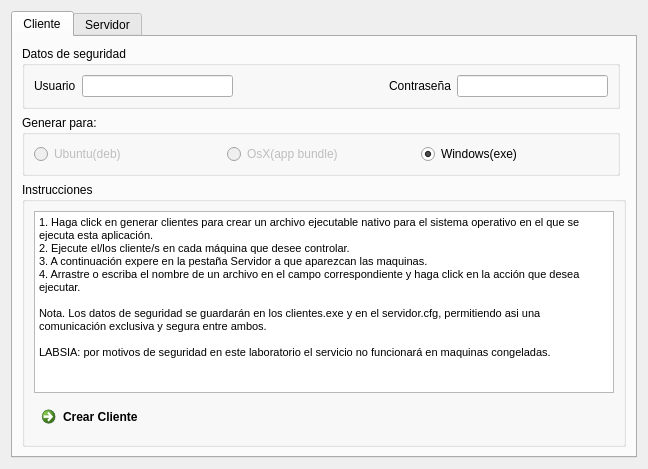
First picture: the form in mainWindow.ui, repository grillermo/Jefe-Remoto, before the edit.
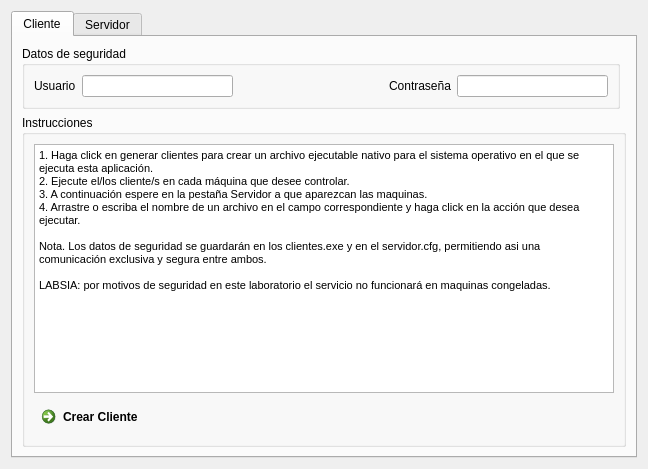
Second picture: the form after the edit. The open tabs and pages were chosen to show the change. Icons and pictures are not drawn.

```diff
--- a/mainWindow.ui
+++ b/mainWindow.ui
@@ -84,77 +84,7 @@
          </layout>
         </widget>
        </item>
-       <item row="1" column="0">
-        <widget class="QGroupBox" name="groupBox_2">
-         <property name="title">
-          <string>Generar para:</string>
-         </property>
-         <layout class="QGridLayout" name="gridLayout_3">
-          <item row="0" column="0">
-           <layout class="QHBoxLayout" name="horizontalLayout">
-            <item>
-             <widget class="QRadioButton" name="ubuntuChoice">
-              <property name="enabled">
-               <bool>false</bool>
-              </property>
-              <property name="focusPolicy">
-               <enum>Qt::NoFocus</enum>
-              </property>
-              <property name="toolTip">
-               <string>Solo disponible al correr esta aplicación Ubuntu</string>
-              </property>
-              <property name="text">
-               <string>Ubuntu(deb)</string>
-              </property>
-             </widget>
-            </item>
-            <item>
-             <widget class="QRadioButton" name="osxChoice">
-              <property name="enabled">
-               <bool>false</bool>
-              </property>
-              <property name="focusPolicy">
-               <enum>Qt::NoFocus</enum>
-              </property>
-              <property name="toolTip">
-               <string>Solo disponible al correr esta aplicación OsX</string>
-              </property>
-              <property name="text">
-               <string>OsX(app bundle)</string>
-              </property>
-             </widget>
-            </item>
-            <item>
-             <widget class="QRadioButton" name="windowsChoice">
-              <property name="enabled">
-               <bool>true</bool>
-              </property>
-              <property name="focusPolicy">
-               <enum>Qt::NoFocus</enum>
-              </property>
-              <property name="toolTip">
-               <string>Solo disponible al correr esta aplicación Windows</string>
-              </property>
-              <property name="text">
-               <string>Windows(exe)</string>
-              </property>
-              <property name="iconSize">
-               <size>
-                <width>16</width>
-                <height>16</height>
-               </size>
-              </property>
-              <property name="checked">
-               <bool>true</bool>
-              </property>
-             </widget>
-            </item>
-           </layout>
-          </item>
-         </layout>
-        </widget>
-       </item>
-       <item row="2" column="0" colspan="2">
+       <item row="1" column="0" colspan="2">
         <widget class="QGroupBox" name="groupBox_3">
          <property name="enabled">
           <bool>true</bool>
@@ -187,7 +117,7 @@
 &lt;/style&gt;&lt;/head&gt;&lt;body style=&quot; font-family:'MS Shell Dlg 2'; font-size:8.25pt; font-weight:400; font-style:normal;&quot;&gt;
 &lt;p style=&quot; margin-top:0px; margin-bottom:0px; margin-left:0px; margin-right:0px; -qt-block-indent:0; text-indent:0px;&quot;&gt;&lt;span style=&quot; font-size:8pt;&quot;&gt;1. Haga click en generar clientes para crear un archivo ejecutable nativo para el sistema operativo en el que se ejecuta esta aplicación.&lt;/span&gt;&lt;/p&gt;
 &lt;p style=&quot; margin-top:0px; margin-bottom:0px; margin-left:0px; margin-right:0px; -qt-block-indent:0; text-indent:0px;&quot;&gt;&lt;span style=&quot; font-size:8pt;&quot;&gt;2. Ejecute el/los cliente/s en cada máquina que desee controlar.&lt;/span&gt;&lt;/p&gt;
-&lt;p style=&quot; margin-top:0px; margin-bottom:0px; margin-left:0px; margin-right:0px; -qt-block-indent:0; text-indent:0px;&quot;&gt;&lt;span style=&quot; font-size:8pt;&quot;&gt;3. A continuación expere en la pestaña Servidor a que aparezcan las maquinas.&lt;/span&gt;&lt;/p&gt;
+&lt;p style=&quot; margin-top:0px; margin-bottom:0px; margin-left:0px; margin-right:0px; -qt-block-indent:0; text-indent:0px;&quot;&gt;&lt;span style=&quot; font-size:8pt;&quot;&gt;3. A continuación espere en la pestaña Servidor a que aparezcan las maquinas.&lt;/span&gt;&lt;/p&gt;
 &lt;p style=&quot; margin-top:0px; margin-bottom:0px; margin-left:0px; margin-right:0px; -qt-block-indent:0; text-indent:0px;&quot;&gt;&lt;span style=&quot; font-size:8pt;&quot;&gt;4. Arrastre o escriba el nombre de un archivo en el campo correspondiente y haga click en la acción que desea ejecutar.&lt;/span&gt;&lt;/p&gt;
 &lt;p style=&quot;-qt-paragraph-type:empty; margin-top:0px; margin-bottom:0px; margin-left:0px; margin-right:0px; -qt-block-indent:0; text-indent:0px; font-size:8pt;&quot;&gt;&lt;/p&gt;
 &lt;p style=&quot; margin-top:0px; margin-bottom:0px; margin-left:0px; margin-right:0px; -qt-block-indent:0; text-indent:0px;&quot;&gt;&lt;span style=&quot; font-size:8pt;&quot;&gt;Nota. Los datos de seguridad se guardarán en los clientes.exe y en el servidor.cfg, permitiendo asi una comunicación exclusiva y segura entre ambos. &lt;/span&gt;&lt;/p&gt;
```
Left out of the diff: 2 changed lines with no effect on the pictures.
